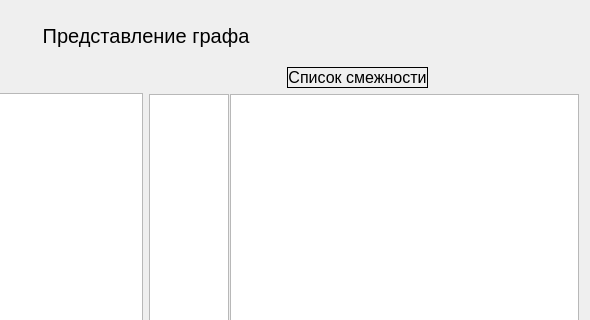
This is Forms/visualgraph.ui in Nikitosis/Graph-Helper as Qt 5 draws it before an edit; both pictures show x 298 to 888 and y 0 to 320 of the 888 by 636 pixel window. The edited form follows.
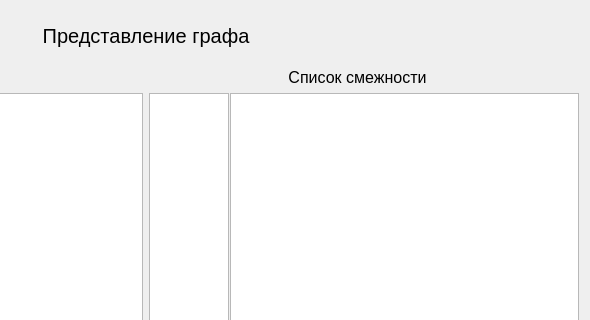
This is the edited form. Icons and pictures are not drawn.

```diff
--- a/Forms/visualgraph.ui
+++ b/Forms/visualgraph.ui
@@ -255,10 +255,11 @@
              <property name="font">
               <font>
                <pointsize>12</pointsize>
+               <kerning>true</kerning>
               </font>
              </property>
              <property name="frameShape">
-              <enum>QFrame::Box</enum>
+              <enum>QFrame::NoFrame</enum>
              </property>
              <property name="text">
               <string>Список смежности</string>
```
Left out of the diff: 3 changed lines with no effect on the pictures.
